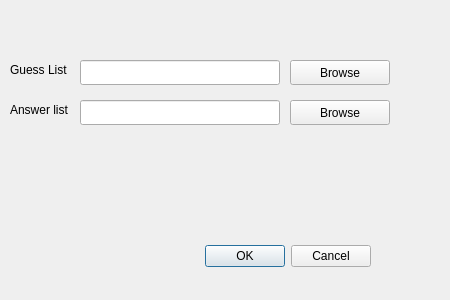
Before: the Qt Designer form settingsmenu.ui in Ross1416/Wurdle, drawn with Qt 5.
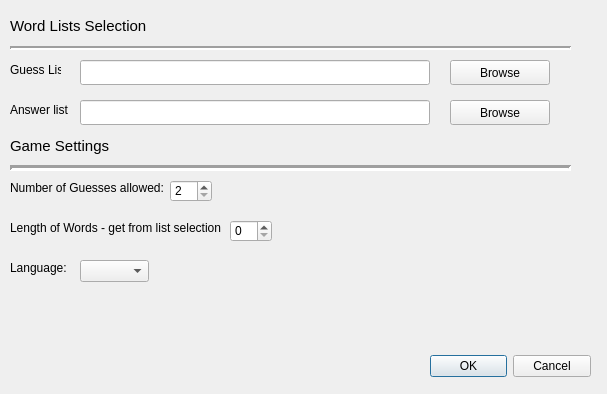
After: the same form once the commit is applied.

Commit message: Updated settings menu; Will now update no of guesses (lettercontainer height) when ok btn is pressed

Diff of the .ui file:
```diff
--- a/settingsmenu.ui
+++ b/settingsmenu.ui
@@ -6,8 +6,8 @@
    <rect>
     <x>0</x>
     <y>0</y>
-    <width>450</width>
-    <height>300</height>
+    <width>607</width>
+    <height>394</height>
    </rect>
   </property>
   <property name="windowTitle">
@@ -16,9 +16,9 @@
   <widget class="QDialogButtonBox" name="buttonBox">
    <property name="geometry">
     <rect>
-     <x>30</x>
-     <y>240</y>
-     <width>341</width>
+     <x>430</x>
+     <y>350</y>
+     <width>161</width>
      <height>32</height>
     </rect>
    </property>
@@ -32,7 +32,7 @@
   <widget class="QPushButton" name="guessListBrowseBtn">
    <property name="geometry">
     <rect>
-     <x>290</x>
+     <x>450</x>
      <y>60</y>
      <width>100</width>
      <height>25</height>
@@ -45,7 +45,7 @@
   <widget class="QPushButton" name="answerListBrowseBtn">
    <property name="geometry">
     <rect>
-     <x>290</x>
+     <x>450</x>
      <y>100</y>
      <width>100</width>
      <height>25</height>
@@ -60,27 +60,39 @@
     <rect>
      <x>80</x>
      <y>60</y>
-     <width>200</width>
+     <width>350</width>
      <height>25</height>
     </rect>
    </property>
+   <property name="sizePolicy">
+    <sizepolicy hsizetype="Fixed" vsizetype="Fixed">
+     <horstretch>0</horstretch>
+     <verstretch>0</verstretch>
+    </sizepolicy>
+   </property>
   </widget>
   <widget class="QLineEdit" name="answerListLineEdit">
    <property name="geometry">
     <rect>
      <x>80</x>
      <y>100</y>
-     <width>200</width>
+     <width>350</width>
      <height>25</height>
     </rect>
    </property>
+   <property name="sizePolicy">
+    <sizepolicy hsizetype="Fixed" vsizetype="Fixed">
+     <horstretch>0</horstretch>
+     <verstretch>0</verstretch>
+    </sizepolicy>
+   </property>
   </widget>
   <widget class="QLabel" name="label">
    <property name="geometry">
     <rect>
      <x>10</x>
      <y>60</y>
-     <width>71</width>
+     <width>51</width>
      <height>20</height>
     </rect>
    </property>
@@ -93,7 +105,7 @@
     <rect>
      <x>10</x>
      <y>100</y>
-     <width>71</width>
+     <width>61</width>
      <height>20</height>
     </rect>
    </property>
@@ -101,6 +113,160 @@
     <string>Answer list</string>
    </property>
   </widget>
+  <widget class="Line" name="wordListsSelectionLine">
+   <property name="geometry">
+    <rect>
+     <x>10</x>
+     <y>40</y>
+     <width>561</width>
+     <height>16</height>
+    </rect>
+   </property>
+   <property name="font">
+    <font>
+     <pointsize>9</pointsize>
+    </font>
+   </property>
+   <property name="lineWidth">
+    <number>2</number>
+   </property>
+   <property name="orientation">
+    <enum>Qt::Horizontal</enum>
+   </property>
+  </widget>
+  <widget class="QLabel" name="wordListSelectionHeaderLabel">
+   <property name="geometry">
+    <rect>
+     <x>10</x>
+     <y>10</y>
+     <width>141</width>
+     <height>31</height>
+    </rect>
+   </property>
+   <property name="font">
+    <font>
+     <pointsize>11</pointsize>
+    </font>
+   </property>
+   <property name="text">
+    <string>Word Lists Selection</string>
+   </property>
+  </widget>
+  <widget class="Line" name="gameSettingsLine">
+   <property name="geometry">
+    <rect>
+     <x>10</x>
+     <y>160</y>
+     <width>561</width>
+     <height>16</height>
+    </rect>
+   </property>
+   <property name="frameShadow">
+    <enum>QFrame::Sunken</enum>
+   </property>
+   <property name="lineWidth">
+    <number>3</number>
+   </property>
+   <property name="midLineWidth">
+    <number>0</number>
+   </property>
+   <property name="orientation">
+    <enum>Qt::Horizontal</enum>
+   </property>
+  </widget>
+  <widget class="QLabel" name="gameSettingsHeaderLabel">
+   <property name="geometry">
+    <rect>
+     <x>10</x>
+     <y>130</y>
+     <width>141</width>
+     <height>31</height>
+    </rect>
+   </property>
+   <property name="font">
+    <font>
+     <pointsize>11</pointsize>
+    </font>
+   </property>
+   <property name="text">
+    <string>Game Settings</string>
+   </property>
+  </widget>
+  <widget class="QLabel" name="noGuessesLabel">
+   <property name="geometry">
+    <rect>
+     <x>10</x>
+     <y>180</y>
+     <width>161</width>
+     <height>16</height>
+    </rect>
+   </property>
+   <property name="text">
+    <string>Number of Guesses allowed:</string>
+   </property>
+  </widget>
+  <widget class="QLabel" name="wordLengthLabel">
+   <property name="geometry">
+    <rect>
+     <x>10</x>
+     <y>220</y>
+     <width>251</width>
+     <height>16</height>
+    </rect>
+   </property>
+   <property name="text">
+    <string>Length of Words - get from list selection</string>
+   </property>
+  </widget>
+  <widget class="QSpinBox" name="noGuessesSpinBox">
+   <property name="geometry">
+    <rect>
+     <x>170</x>
+     <y>180</y>
+     <width>42</width>
+     <height>22</height>
+    </rect>
+   </property>
+   <property name="minimum">
+    <number>2</number>
+   </property>
+   <property name="maximum">
+    <number>10</number>
+   </property>
+  </widget>
+  <widget class="QSpinBox" name="wordLengthSpinBox">
+   <property name="geometry">
+    <rect>
+     <x>230</x>
+     <y>220</y>
+     <width>42</width>
+     <height>22</height>
+    </rect>
+   </property>
+  </widget>
+  <widget class="QComboBox" name="comboBox">
+   <property name="geometry">
+    <rect>
+     <x>80</x>
+     <y>260</y>
+     <width>69</width>
+     <height>22</height>
+    </rect>
+   </property>
+  </widget>
+  <widget class="QLabel" name="languageLabel">
+   <property name="geometry">
+    <rect>
+     <x>10</x>
+     <y>260</y>
+     <width>61</width>
+     <height>16</height>
+    </rect>
+   </property>
+   <property name="text">
+    <string>Language:</string>
+   </property>
+  </widget>
  </widget>
  <resources/>
  <connections>
```
Left out of the diff: 10 changed lines with no effect on the pictures. The commit also changes 5 other files.
